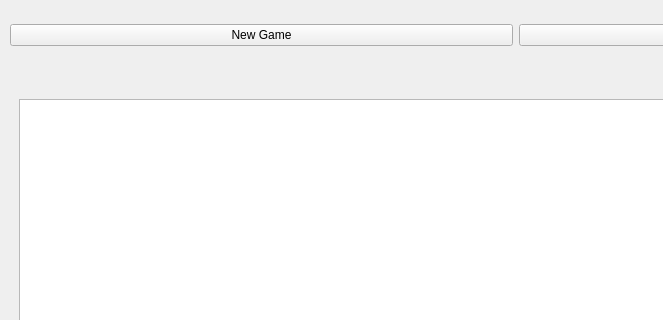
Qt form mainwindow.ui (aaashyrov/inventory_test) before a commit; both pictures show x 0 to 663 and y 0 to 320 of the 1035 by 841 pixel window.
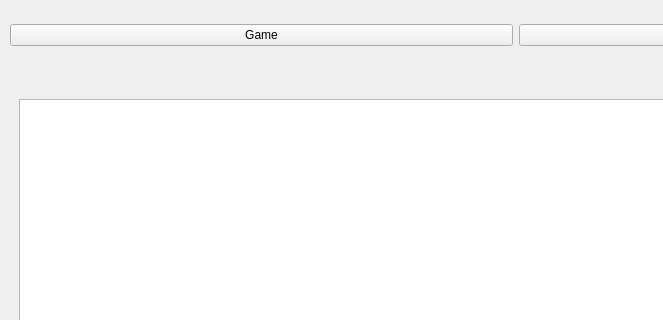
The same form after that commit.

The edit to the form file:
```diff
--- a/mainwindow.ui
+++ b/mainwindow.ui
@@ -11,11 +11,23 @@
    </rect>
   </property>
   <property name="sizePolicy">
-   <sizepolicy hsizetype="Preferred" vsizetype="Preferred">
+   <sizepolicy hsizetype="Fixed" vsizetype="Fixed">
     <horstretch>0</horstretch>
     <verstretch>0</verstretch>
    </sizepolicy>
   </property>
+  <property name="minimumSize">
+   <size>
+    <width>1035</width>
+    <height>841</height>
+   </size>
+  </property>
+  <property name="maximumSize">
+   <size>
+    <width>1035</width>
+    <height>841</height>
+   </size>
+  </property>
   <property name="windowTitle">
    <string>Widget</string>
   </property>
@@ -44,7 +56,7 @@
      <item>
       <widget class="QPushButton" name="newGameButton">
        <property name="text">
-        <string>New Game</string>
+        <string>Game</string>
        </property>
       </widget>
      </item>
```
